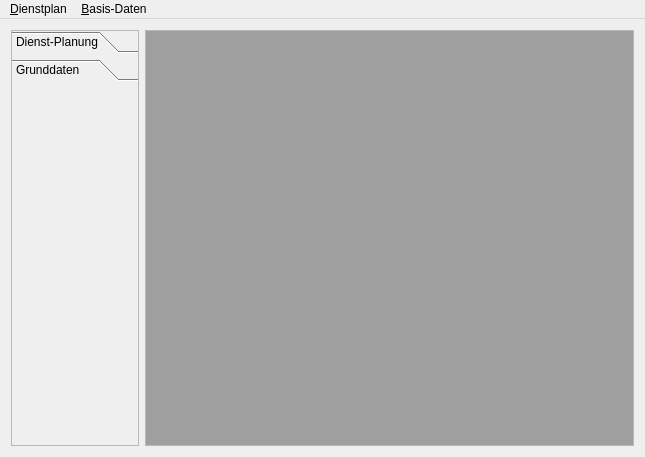
This is cmainwindow.ui in joergpauly/megaroster as Qt 5 draws it before an edit. The edited form follows.
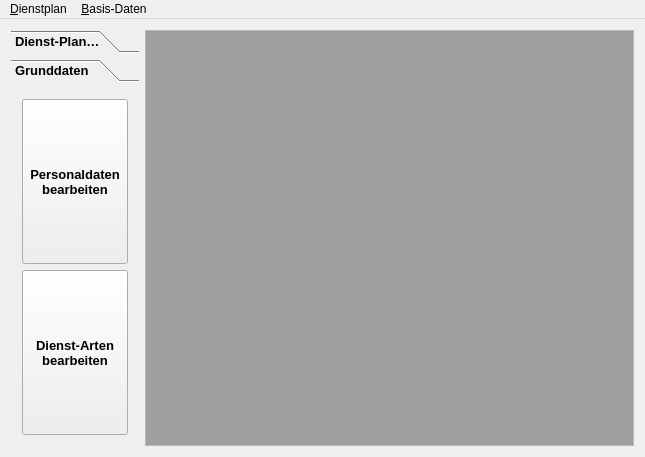
This is the edited form. The open tabs and pages were chosen to show the change.

Commit message: Korrektur der Datums-Behandlung in CPersonalEdit und Anlage CDutyTypeEdit

```diff
--- a/cmainwindow.ui
+++ b/cmainwindow.ui
@@ -50,12 +50,22 @@
         <height>16777215</height>
        </size>
       </property>
+      <property name="font">
+       <font>
+        <pointsize>10</pointsize>
+        <weight>75</weight>
+        <bold>true</bold>
+       </font>
+      </property>
       <property name="frameShape">
-       <enum>QFrame::StyledPanel</enum>
+       <enum>QFrame::NoFrame</enum>
       </property>
       <property name="frameShadow">
        <enum>QFrame::Raised</enum>
       </property>
+      <property name="lineWidth">
+       <number>10</number>
+      </property>
       <property name="currentIndex">
        <number>0</number>
       </property>
@@ -144,16 +154,57 @@
         <rect>
          <x>0</x>
          <y>0</y>
-         <width>126</width>
-         <height>362</height>
+         <width>133</width>
+         <height>350</height>
         </rect>
        </property>
+       <property name="font">
+        <font>
+         <pointsize>10</pointsize>
+         <weight>75</weight>
+         <italic>false</italic>
+         <bold>true</bold>
+        </font>
+       </property>
+       <property name="toolTip">
+        <string>Personal- und Dienst-Arten bearbeiten</string>
+       </property>
        <attribute name="label">
         <string>Grunddaten</string>
        </attribute>
        <attribute name="toolTip">
         <string>Basis-Daten zur Dienstplangestaltung</string>
        </attribute>
+       <layout class="QVBoxLayout" name="verticalLayout_2">
+        <item>
+         <widget class="QPushButton" name="cmdPersEdit">
+          <property name="sizePolicy">
+           <sizepolicy hsizetype="Expanding" vsizetype="Preferred">
+            <horstretch>0</horstretch>
+            <verstretch>0</verstretch>
+           </sizepolicy>
+          </property>
+          <property name="text">
+           <string>Personaldaten
+bearbeiten</string>
+          </property>
+         </widget>
+        </item>
+        <item>
+         <widget class="QPushButton" name="cmdDType">
+          <property name="sizePolicy">
+           <sizepolicy hsizetype="Expanding" vsizetype="Preferred">
+            <horstretch>0</horstretch>
+            <verstretch>0</verstretch>
+           </sizepolicy>
+          </property>
+          <property name="text">
+           <string>Dienst-Arten
+bearbeiten</string>
+          </property>
+         </widget>
+        </item>
+       </layout>
       </widget>
      </widget>
     </item>
```
Left out of the diff: 14 changed lines with no effect on the pictures. The commit also changes 7 other files.
